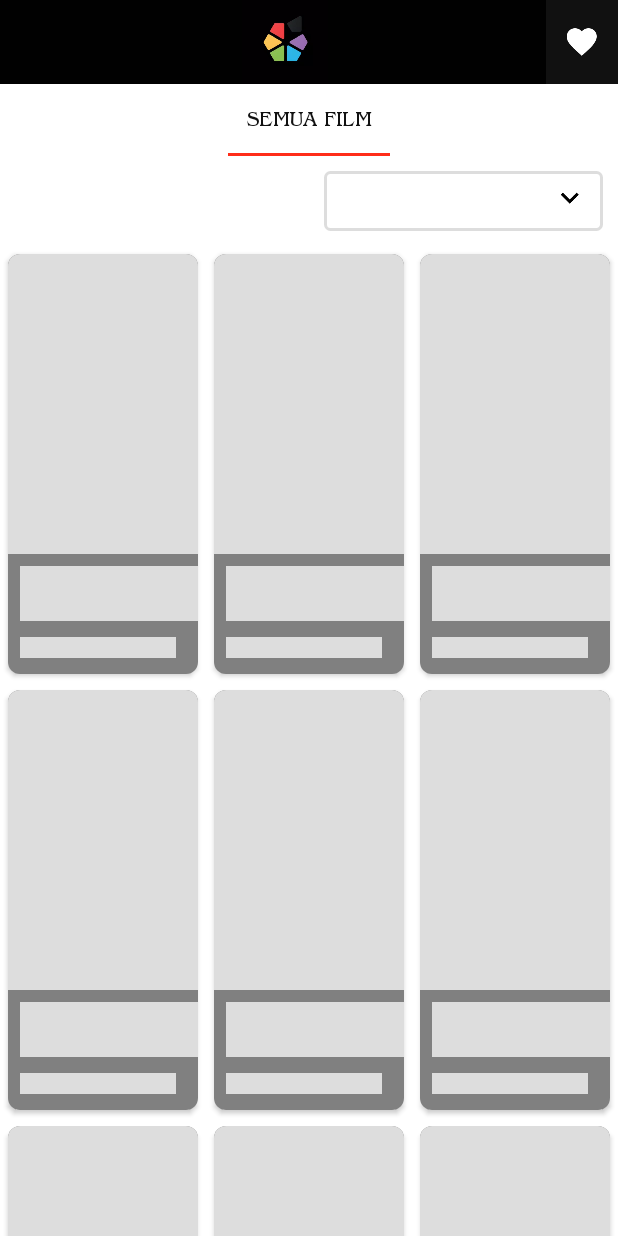
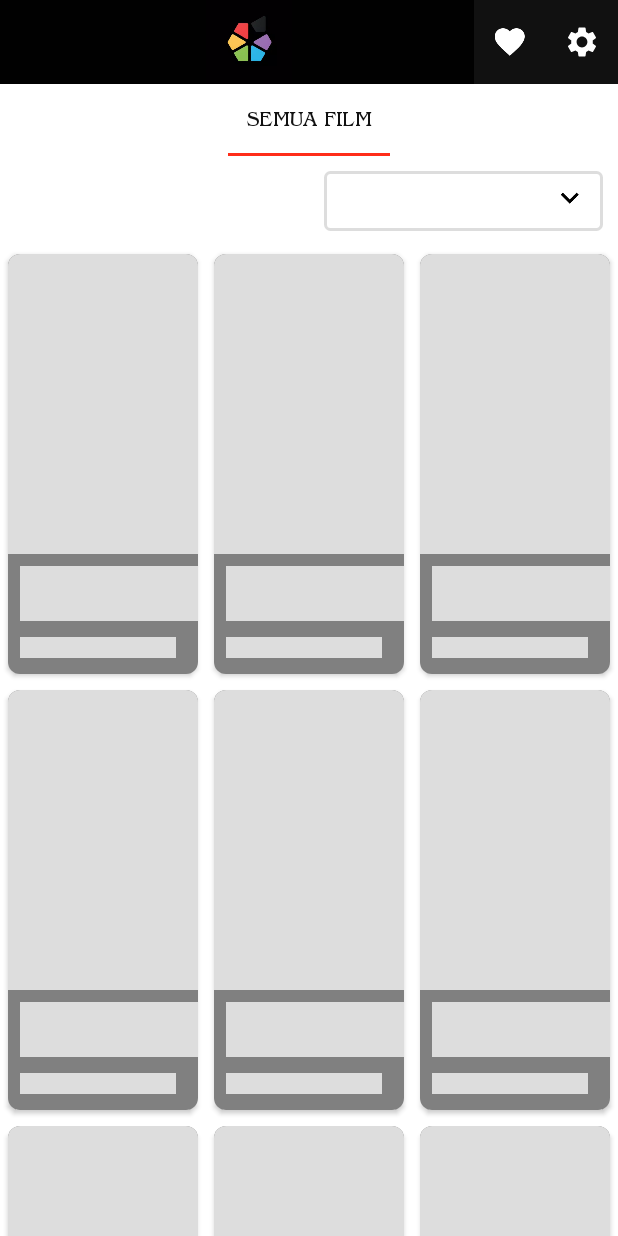
Before and after one commit to alpiansyah1204/lk21-app, an Android app: the screen it shows after launch (ListActivity), on a phone screen of 412 x 824 dp. Run offline under Robolectric (Android 15) with nearby library versions, the phone set to English and light mode, and no system bars; our stand-ins replace Room's generated code, Shimmer; libraries missing offline, so code that uses them is left out: net.sqlcipher.database; 20 statements that could not run were skipped.

Commit message:
adding setting

```diff
--- a/app/src/main/java/com/example/submission2/presentation/list/ListActivity.kt
+++ b/app/src/main/java/com/example/submission2/presentation/list/ListActivity.kt
@@ -1,11 +1,16 @@
 package com.example.submission2.presentation.list
 
 
+import android.content.BroadcastReceiver
+import android.content.Context
 import android.content.Intent
+import android.content.IntentFilter
 import android.net.Uri
 import android.os.Bundle
+import android.provider.Settings
 import android.view.Menu
 import android.view.MenuItem
+import android.widget.Toast
 import androidx.appcompat.app.ActionBar
 import androidx.appcompat.app.AppCompatActivity
 import androidx.appcompat.widget.Toolbar
@@ -14,7 +19,7 @@ import com.example.submission2.databinding.ActivityListBinding
 import com.example.submission2.presentation.adapter.SectionPagerAdapter
 
 class ListActivity : AppCompatActivity() {
-
+    private lateinit var broadcastReceiver: BroadcastReceiver
     private lateinit var binding: ActivityListBinding
 
     override fun onCreate(savedInstanceState: Bundle?) {
@@ -26,7 +31,7 @@ class ListActivity : AppCompatActivity() {
 
     }
 
-    private fun initToolbar(){
+    private fun initToolbar() {
         supportActionBar?.apply {
             displayOptions = ActionBar.DISPLAY_SHOW_CUSTOM
             setDisplayShowCustomEnabled(true)
@@ -40,7 +45,7 @@ class ListActivity : AppCompatActivity() {
         toolbar.setPadding(0, 0, 0, 0)
     }
 
-    private fun initTabLayout(){
+    private fun initTabLayout() {
         val sectionPagerAdapter = SectionPagerAdapter(
             this,
             supportFragmentManager
@@ -62,14 +67,50 @@ class ListActivity : AppCompatActivity() {
     }
 
     override fun onOptionsItemSelected(item: MenuItem): Boolean {
-        when(item.itemId){
+        when (item.itemId) {
             R.id.favorite -> {
                 val uri = Uri.parse("lk21://favorite")
-                val intent = Intent(Intent.ACTION_VIEW,uri)
+                val intent = Intent(Intent.ACTION_VIEW, uri)
                 intent.addFlags(Intent.FLAG_ACTIVITY_CLEAR_TOP)
                 startActivity(intent)
+
             }
+            R.id.setting -> {
+                startActivity(Intent(Settings.ACTION_LOCALE_SETTINGS))
+            }
+
         }
         return super.onOptionsItemSelected(item)
     }
+    private fun registerBroadCastReceiver() {
+        broadcastReceiver = object : BroadcastReceiver() {
+            override fun onReceive(context: Context, intent: Intent) {
+                when (intent.action) {
+                    Intent.ACTION_POWER_CONNECTED -> {
+
+                        Toast.makeText(context,"power connected", Toast.LENGTH_SHORT).show()
+                    }
+                    Intent.ACTION_POWER_DISCONNECTED -> {
+
+                        Toast.makeText(context,"power disconnected", Toast.LENGTH_SHORT).show()
+                    }
+                }
+            }
+        }
+        val intentFilter = IntentFilter()
+        intentFilter.apply {
+            addAction(Intent.ACTION_POWER_CONNECTED)
+            addAction(Intent.ACTION_POWER_DISCONNECTED)
+        }
+        registerReceiver(broadcastReceiver, intentFilter)
+    }
+
+    override fun onStart() {
+        super.onStart()
+        registerBroadCastReceiver()
+    }
+    override fun onStop() {
+        super.onStop()
+        unregisterReceiver(broadcastReceiver)
+    }
 }
--- a/app/src/main/java/com/example/submission2/presentation/list/movies/MoviesFragment.kt
+++ b/app/src/main/java/com/example/submission2/presentation/list/movies/MoviesFragment.kt
@@ -161,6 +161,7 @@ class MoviesFragment : Fragment(), CardAdapter.OnLoadMoreListener {
             intent.putExtra(DetailActivity.TYPE_DETAIL, data)
             intent.flags = Intent.FLAG_ACTIVITY_NO_HISTORY
             startActivity(intent)
+            activity?.finish()
         }
         cardAdapter.onLoadMoreListener = this
         binding.list.adapter = cardAdapter
--- /dev/null
+++ b/app/src/main/res/drawable/ic_setting.xml
@@ -0,0 +1,5 @@
+<vector android:height="24dp" android:tint="#FFFFFF"
+    android:viewportHeight="24" android:viewportWidth="24"
+    android:width="24dp" xmlns:android="http://schemas.android.com/apk/res/android">
+    <path android:fillColor="@android:color/white" android:pathData="M19.14,12.94c0.04,-0.3 0.06,-0.61 0.06,-0.94c0,-0.32 -0.02,-0.64 -0.07,-0.94l2.03,-1.58c0.18,-0.14 0.23,-0.41 0.12,-0.61l-1.92,-3.32c-0.12,-0.22 -0.37,-0.29 -0.59,-0.22l-2.39,0.96c-0.5,-0.38 -1.03,-0.7 -1.62,-0.94L14.4,2.81c-0.04,-0.24 -0.24,-0.41 -0.48,-0.41h-3.84c-0.24,0 -0.43,0.17 -0.47,0.41L9.25,5.35C8.66,5.59 8.12,5.92 7.63,6.29L5.24,5.33c-0.22,-0.08 -0.47,0 -0.59,0.22L2.74,8.87C2.62,9.08 2.66,9.34 2.86,9.48l2.03,1.58C4.84,11.36 4.8,11.69 4.8,12s0.02,0.64 0.07,0.94l-2.03,1.58c-0.18,0.14 -0.23,0.41 -0.12,0.61l1.92,3.32c0.12,0.22 0.37,0.29 0.59,0.22l2.39,-0.96c0.5,0.38 1.03,0.7 1.62,0.94l0.36,2.54c0.05,0.24 0.24,0.41 0.48,0.41h3.84c0.24,0 0.44,-0.17 0.47,-0.41l0.36,-2.54c0.59,-0.24 1.13,-0.56 1.62,-0.94l2.39,0.96c0.22,0.08 0.47,0 0.59,-0.22l1.92,-3.32c0.12,-0.22 0.07,-0.47 -0.12,-0.61L19.14,12.94zM12,15.6c-1.98,0 -3.6,-1.62 -3.6,-3.6s1.62,-3.6 3.6,-3.6s3.6,1.62 3.6,3.6S13.98,15.6 12,15.6z"/>
+</vector>
--- a/app/src/main/res/menu/main_menu.xml
+++ b/app/src/main/res/menu/main_menu.xml
@@ -3,9 +3,13 @@
     xmlns:android="http://schemas.android.com/apk/res/android"
     xmlns:app="http://schemas.android.com/apk/res-auto">
     <item
-
         android:id="@+id/favorite"
         android:title="@string/favourite"
         android:icon="@drawable/ic_action_favorite_off"
         app:showAsAction="always"/>
+    <item
+        android:id="@+id/setting"
+        android:title="@string/favourite"
+        android:icon="@drawable/ic_setting"
+        app:showAsAction="always"/>
 </menu>
--- a/app/src/main/res/menu/menu_favorite.xml
+++ b/app/src/main/res/menu/menu_favorite.xml
@@ -7,4 +7,9 @@
         android:title="@string/favourite"
         android:icon="@drawable/ic_action_delete"
         app:showAsAction="always"/>
+    <item
+        android:id="@+id/setting"
+        android:title="@string/favourite"
+        android:icon="@drawable/ic_setting"
+        app:showAsAction="always"/>
 </menu>
--- a/favorite/src/main/java/com/example/submission2/favorite/movies/MoviesFavoriteFragment.kt
+++ b/favorite/src/main/java/com/example/submission2/favorite/movies/MoviesFavoriteFragment.kt
@@ -3,6 +3,7 @@ package com.example.submission2.favorite.movies
 import android.content.DialogInterface
 import android.content.Intent
 import android.os.Bundle
+import android.provider.Settings
 import android.view.*
 import android.widget.LinearLayout
 import android.widget.Toast
@@ -107,6 +108,9 @@ class MoviesFavoriteFragment : Fragment() {
                     btnNegative.layoutParams = layoutParams
                 }
             }
+            R.id.setting -> {
+                startActivity(Intent(Settings.ACTION_LOCALE_SETTINGS))
+            }
         }
         return super.onOptionsItemSelected(item)
     }
--- a/favorite/src/main/java/com/example/submission2/favorite/tvshow/TVShowsFavoriteFragment.kt
+++ b/favorite/src/main/java/com/example/submission2/favorite/tvshow/TVShowsFavoriteFragment.kt
@@ -3,6 +3,7 @@ package com.example.submission2.favorite.tvshow
 import android.content.DialogInterface
 import android.content.Intent
 import android.os.Bundle
+import android.provider.Settings
 import android.view.*
 import android.widget.LinearLayout
 import android.widget.Toast
@@ -105,6 +106,9 @@ class TVShowsFavoriteFragment: Fragment() {
                     btnNegative.layoutParams = layoutParams
                 }
             }
+            R.id.setting -> {
+                startActivity(Intent(Settings.ACTION_LOCALE_SETTINGS))
+            }
         }
         return super.onOptionsItemSelected(item)
     }
```
Also changed, not shown: app/src/main/java/com/example/submission2/presentation/detail/DetailActivity.kt (+5 -2 lines), favorite/src/main/res/menu/menu_favorite.xml (+7 -1 lines).
